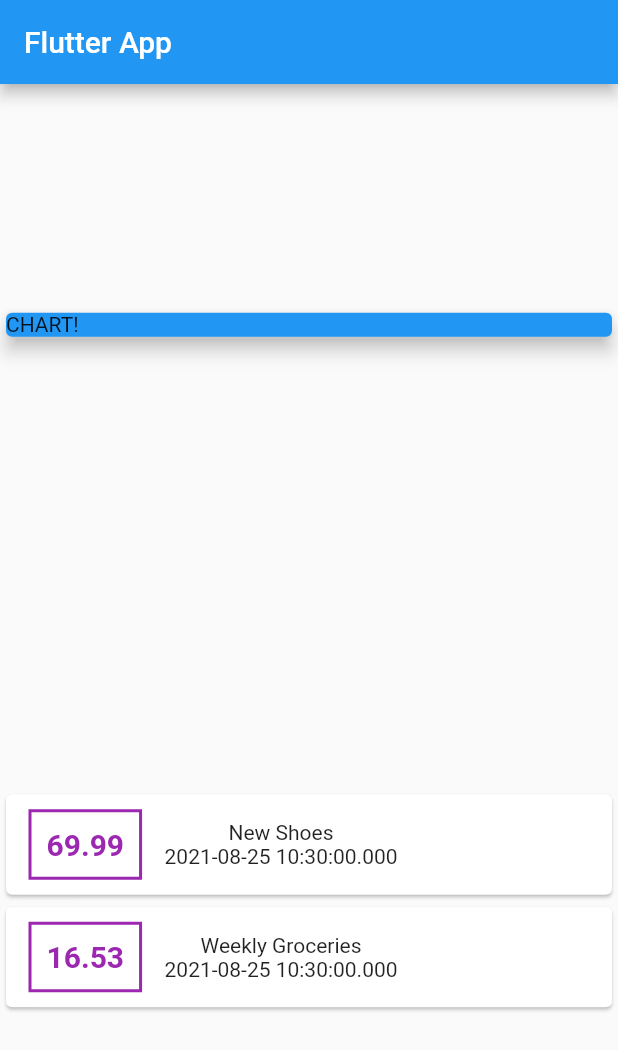
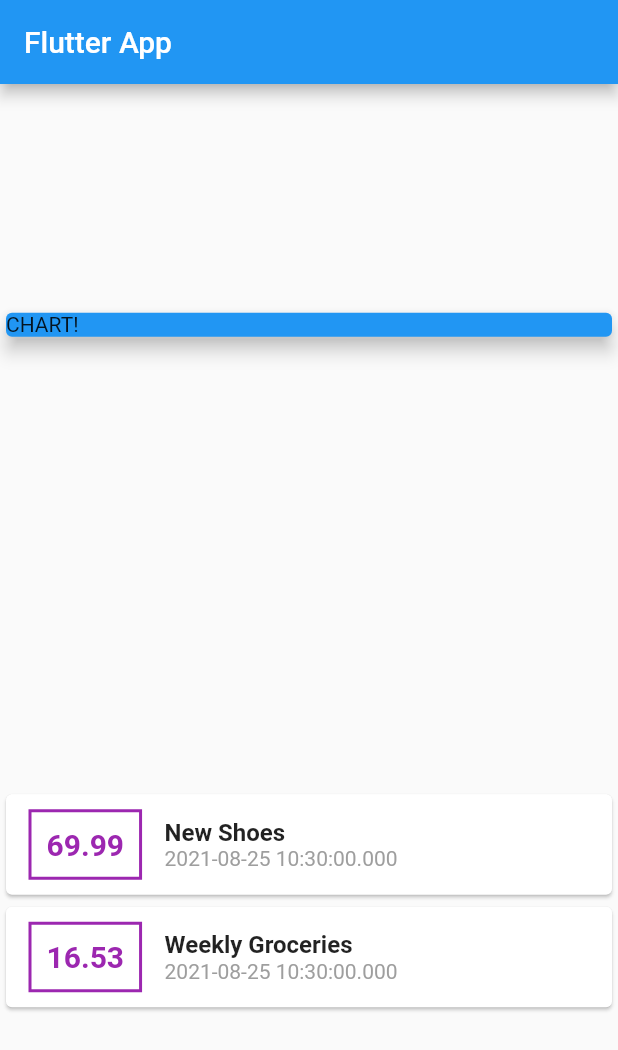
Before and after one commit to nacth/personal_expenses_app, a Flutter app: the screen it shows after launch, on a phone screen of 412 x 824 dp. Shown: the top 1050 px of the screen. Run offline on Flutter 3.47's test engine with Material 2 defaults, Android fonts, the phone set to English and light mode, and no system bars.

Commit message:
more style

```diff
--- a/lib/main.dart
+++ b/lib/main.dart
@@ -74,9 +74,19 @@ class MyHomePage extends StatelessWidget {
                       ),
                     ),
                     Column(
+                      crossAxisAlignment: CrossAxisAlignment.start,
                       children: [
-                        Text(tx.title),
-                        Text(tx.date.toString()),
+                        Text(
+                          tx.title,
+                          style: TextStyle(
+                            fontSize: 16,
+                            fontWeight: FontWeight.bold,
+                          ),
+                        ),
+                        Text(
+                          tx.date.toString(),
+                          style: TextStyle(color: Colors.grey),
+                        ),
                       ],
                     )
                   ],
```
